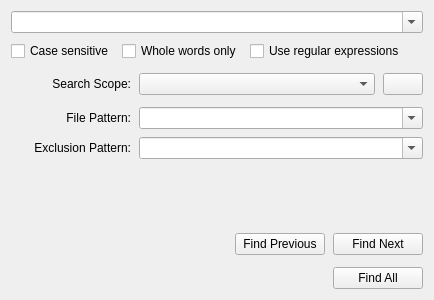
First picture: the form in App/panes/find_replace/find_widget.ui, repository fengzhu2007/anycode, before the edit.
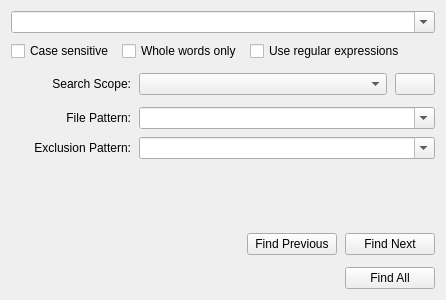
Second picture: the form after the edit. Icons and pictures are not drawn.

The edit to the form file:
```diff
--- a/App/panes/find_replace/find_widget.ui
+++ b/App/panes/find_replace/find_widget.ui
@@ -6,7 +6,7 @@
    <rect>
     <x>0</x>
     <y>0</y>
-    <width>434</width>
+    <width>446</width>
     <height>300</height>
    </rect>
   </property>
```
Left out of the diff: 3 changed lines with no effect on the pictures.
